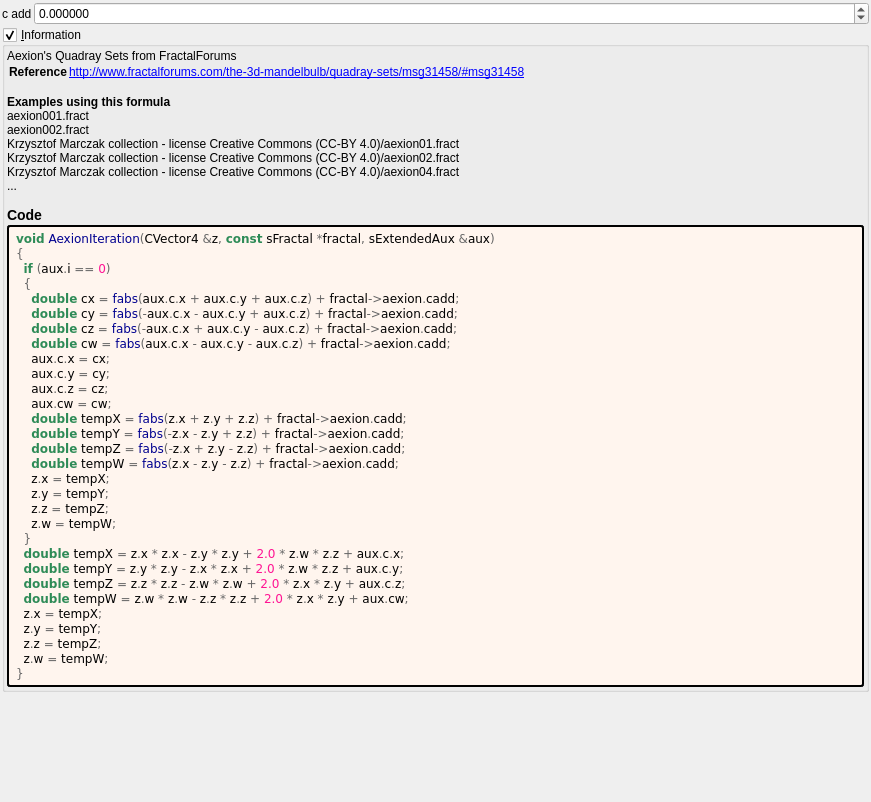
Old version of the form mandelbulber2/formula/ui/aexion.ui in the repository buddhi1980/mandelbulber2.
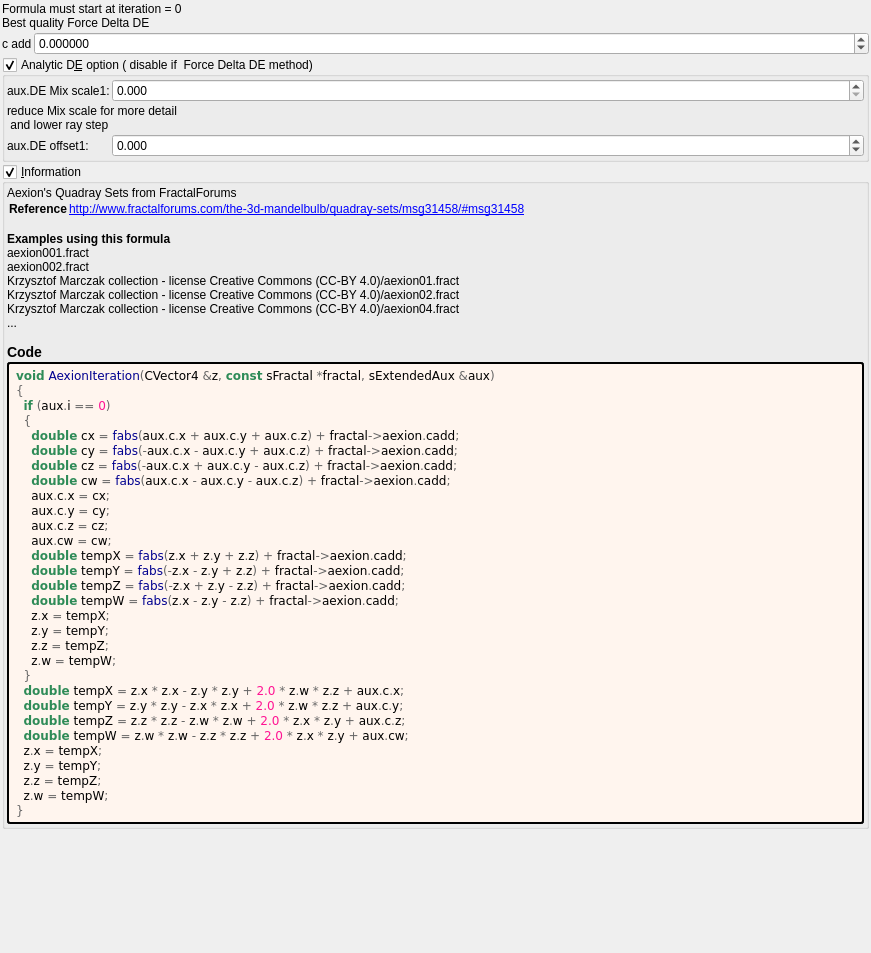
New version of the form. Custom widgets are drawn as their Qt base class.

Commit message: aexion convert to analyic DE aexion octopus force analytic DE option

```diff
--- a/mandelbulber2/formula/ui/aexion.ui
+++ b/mandelbulber2/formula/ui/aexion.ui
@@ -7,7 +7,7 @@
     <x>0</x>
     <y>0</y>
     <width>871</width>
-    <height>802</height>
+    <height>953</height>
    </rect>
   </property>
   <property name="windowTitle">
@@ -29,6 +29,14 @@
    <property name="bottomMargin">
     <number>2</number>
    </property>
+   <item>
+    <widget class="QLabel" name="label_178">
+     <property name="text">
+      <string>Formula must start at iteration = 0
+Best quality Force Delta DE</string>
+     </property>
+    </widget>
+   </item>
    <item>
     <layout class="QGridLayout" name="gridLayout" columnstretch="0,1">
      <property name="spacing">
@@ -71,6 +79,121 @@
      </item>
     </layout>
    </item>
+   <item>
+    <widget class="MyGroupBox" name="groupCheck_analyticDE_enabled">
+     <property name="toolTip">
+      <string>Occasionally disable in Hybrid Mode. A few hybrid settings may work best with the analytic DE code disabled in this formula.</string>
+     </property>
+     <property name="title">
+      <string>Analytic D&amp;E option ( disable if  Force Delta DE method)</string>
+     </property>
+     <property name="checkable">
+      <bool>true</bool>
+     </property>
+     <layout class="QVBoxLayout" name="verticalLayout_52">
+      <property name="spacing">
+       <number>2</number>
+      </property>
+      <property name="leftMargin">
+       <number>2</number>
+      </property>
+      <property name="topMargin">
+       <number>2</number>
+      </property>
+      <property name="rightMargin">
+       <number>2</number>
+      </property>
+      <property name="bottomMargin">
+       <number>2</number>
+      </property>
+      <item>
+       <layout class="QGridLayout" name="gridLayout_27" columnstretch="0,0,1">
+        <property name="spacing">
+         <number>2</number>
+        </property>
+        <item row="1" column="1">
+         <widget class="QLabel" name="label_176">
+          <property name="text">
+           <string>aux.DE Mix scale1:</string>
+          </property>
+         </widget>
+        </item>
+        <item row="1" column="2">
+         <widget class="MyDoubleSpinBox" name="spinbox_analyticDE_scale_1">
+          <property name="sizePolicy">
+           <sizepolicy hsizetype="Minimum" vsizetype="Maximum">
+            <horstretch>0</horstretch>
+            <verstretch>0</verstretch>
+           </sizepolicy>
+          </property>
+          <property name="prefix">
+           <string/>
+          </property>
+          <property name="suffix">
+           <string/>
+          </property>
+          <property name="decimals">
+           <number>3</number>
+          </property>
+          <property name="minimum">
+           <double>0.000000000000000</double>
+          </property>
+          <property name="maximum">
+           <double>99.000000000000000</double>
+          </property>
+          <property name="singleStep">
+           <double>0.100000000000000</double>
+          </property>
+         </widget>
+        </item>
+        <item row="3" column="1">
+         <widget class="QLabel" name="label_177">
+          <property name="text">
+           <string>aux.DE offset1:</string>
+          </property>
+         </widget>
+        </item>
+        <item row="3" column="2">
+         <widget class="MyDoubleSpinBox" name="spinbox_analyticDE_offset_1">
+          <property name="sizePolicy">
+           <sizepolicy hsizetype="Minimum" vsizetype="Maximum">
+            <horstretch>0</horstretch>
+            <verstretch>0</verstretch>
+           </sizepolicy>
+          </property>
+          <property name="prefix">
+           <string/>
+          </property>
+          <property name="suffix">
+           <string/>
+          </property>
+          <property name="decimals">
+           <number>3</number>
+          </property>
+          <property name="minimum">
+           <double>-99.000000000000000</double>
+          </property>
+          <property name="maximum">
+           <double>99.000000000000000</double>
+          </property>
+          <property name="singleStep">
+           <double>0.100000000000000</double>
+          </property>
+         </widget>
+        </item>
+        <item row="2" column="1" colspan="2">
+         <widget class="QLabel" name="label_179">
+          <property name="text">
+           <string>reduce Mix scale for more detail
+ and lower ray step</string>
+          </property>
+         </widget>
+        </item>
+       </layout>
+      </item>
+     </layout>
+    </widget>
+   </item>
    <item>
     <widget class="MyGroupBox" name="groupCheck_info">
      <property name="title">
```
Left out of the diff: 16 changed lines with no effect on the pictures. The commit also changes 13 other files.
